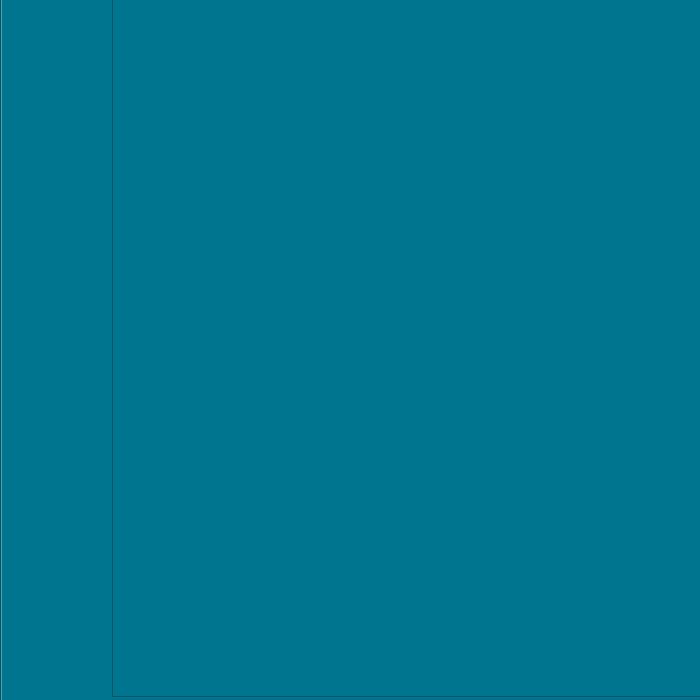
Before: the Qt Designer form loaddoctor.ui in RISWANAAAA/ASCAN, drawn with Qt 5.
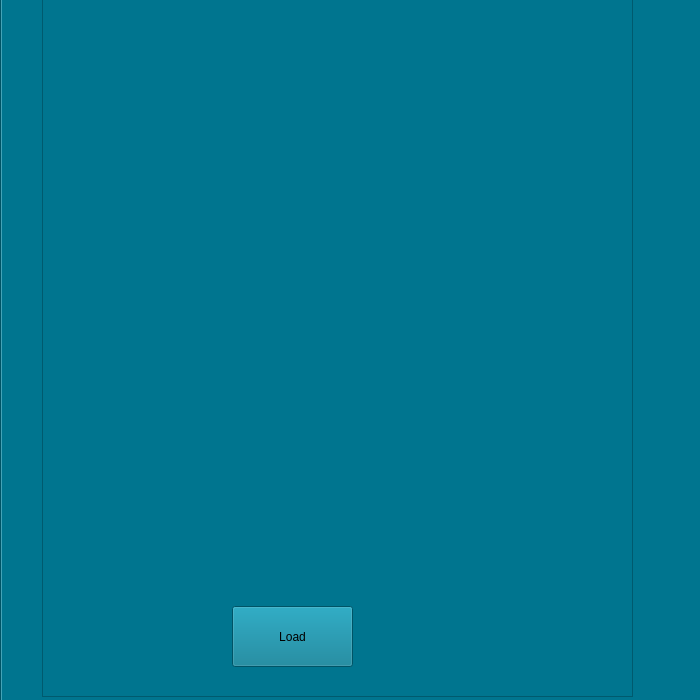
After: the same form once the commit is applied. The open tabs and pages were chosen to show the change. Icons and pictures are not drawn.

What changed in the file:
```diff
--- a/loaddoctor.ui
+++ b/loaddoctor.ui
@@ -114,7 +114,7 @@
     <widget class="QTableView" name="tableView_2">
      <property name="geometry">
       <rect>
-       <x>110</x>
+       <x>40</x>
        <y>0</y>
        <width>591</width>
        <height>701</height>
@@ -175,6 +175,19 @@
       <string/>
      </property>
     </widget>
+    <widget class="QPushButton" name="ButPatLoad">
+     <property name="geometry">
+      <rect>
+       <x>230</x>
+       <y>610</y>
+       <width>121</width>
+       <height>61</height>
+      </rect>
+     </property>
+     <property name="text">
+      <string>Load</string>
+     </property>
+    </widget>
    </widget>
   </widget>
  </widget>
```
Left out of the diff: 2 changed lines with no effect on the pictures.
